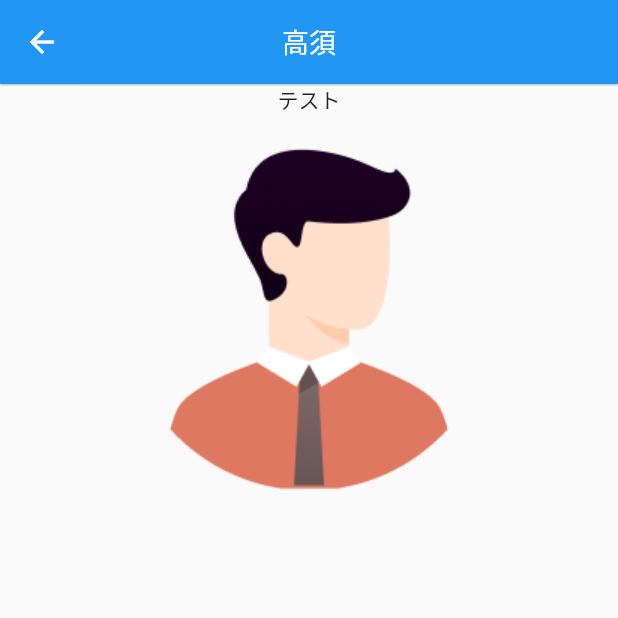
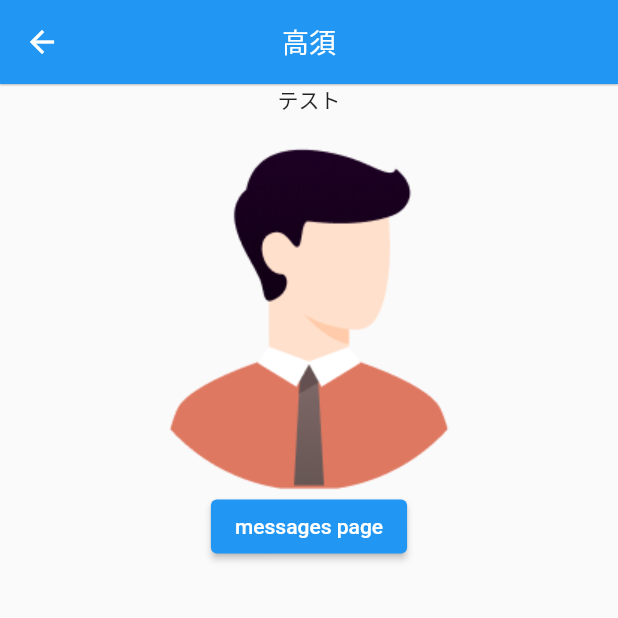
Before and after one commit to flutteruniv/hoiqoo, a Flutter app: the screen it shows after launch, after a tap on "高須", on a phone screen of 412 x 824 dp, the top half of it. Run offline on Flutter 3.47's test engine with Material 2 defaults, Android fonts, the phone set to English and light mode, and no system bars.

Commit message:
[add] takasuページMessagesページ遷移ボタン配置

```diff
--- a/lib/main.dart
+++ b/lib/main.dart
@@ -1,5 +1,4 @@
 import 'package:flutter/material.dart';
-import 'package:hoiqoo/messages_page.dart';
 import './saito.dart';
 import './oden.dart';
 import './takasu.dart';
@@ -53,14 +52,6 @@ class _MyHomePageState extends State<MyHomePage> {
             const Nav(page: Oden(label: 'おでん'), label: "おでん"),
             const Nav(page: Takasu(label: '高須'), label: "高須"),
             const Nav(page: Fukushin(label: 'フクシン'), label: "フクシン"),
-            // messages pageに移動するためのボタン
-            // 後で削除する
-            ElevatedButton(
-                onPressed: () {
-                  Navigator.of(context).push(
-                      MaterialPageRoute(builder: (context) => MessagesPage()));
-                },
-                child: Text('messages page')),
           ],
         ),
       ),
--- a/lib/takasu.dart
+++ b/lib/takasu.dart
@@ -1,6 +1,7 @@
 // CORE
 import 'dart:core';
 import 'package:flutter/material.dart';
+import 'package:hoiqoo/messages_page.dart';
 
 class Takasu extends StatefulWidget {
   const Takasu({Key? key, required this.label}) : super(key: key);
@@ -29,6 +30,15 @@ class _TakasuState extends State<Takasu> {
             const Text("テスト"),
             // TODO: 自分のslackアイコンを画面横幅の半分の大きさで表示してください
             Image.asset("assets/images/icon.png"),
+            // messages pageに移動するためのボタン
+            // 後で削除する
+            ElevatedButton(
+              onPressed: () {
+                Navigator.of(context).push(
+                    MaterialPageRoute(builder: (context) => MessagesPage()));
+              },
+              child: const Text('messages page'),
+            ),
           ],
         ),
       ),
```
